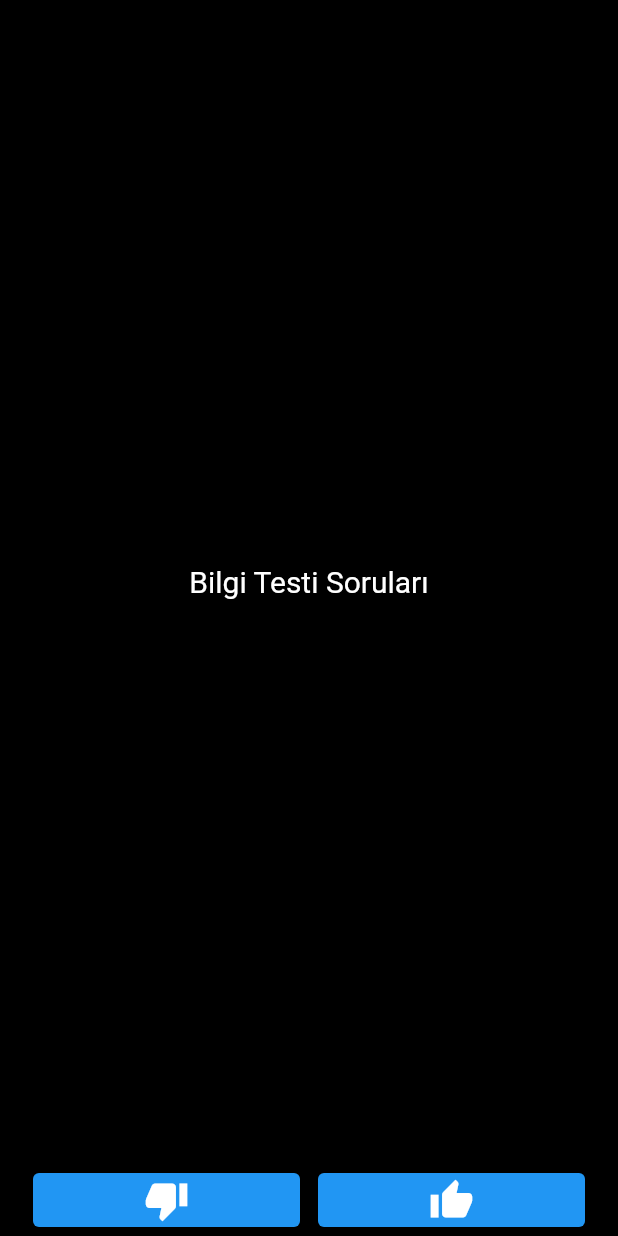
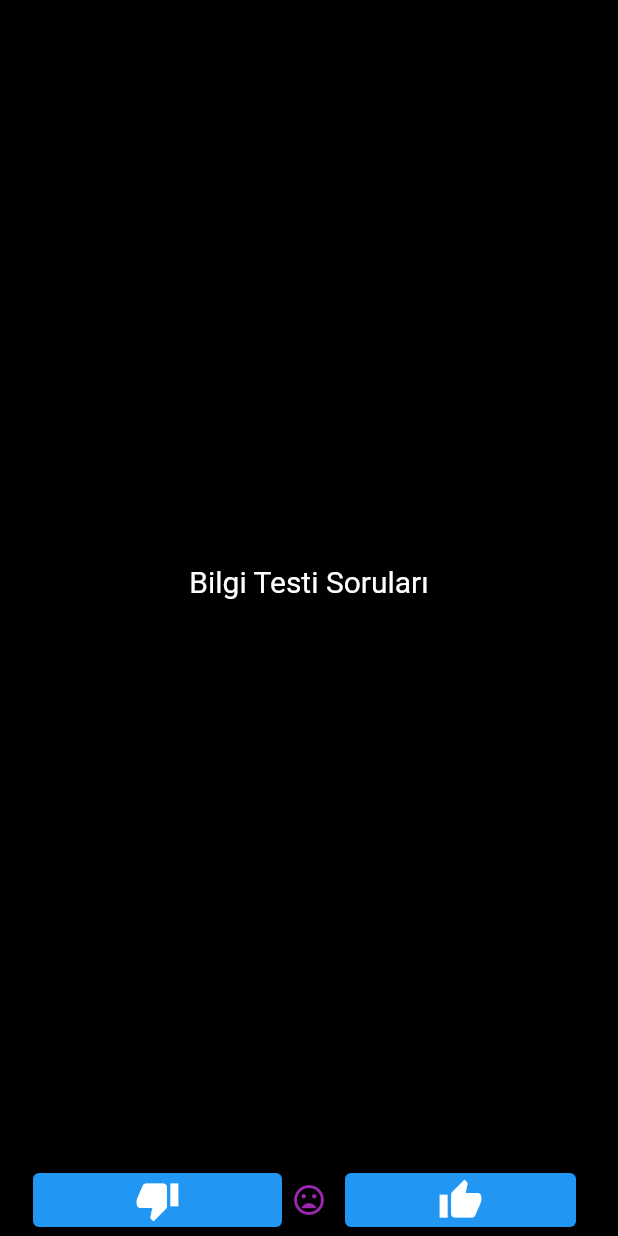
Before and after one commit to gulceefe/bilgikartlari.dart, a Flutter app: the screen it shows after launch, after a tap on the "thumb down" icon, on a phone screen of 412 x 824 dp. Run offline on Flutter 3.47's test engine with Material 2 defaults, Android fonts, the phone set to English and light mode, and no system bars.

Commit message:
doğru yanlış butonları eklendi ancak ROW düzenlemesi başarısız.

```diff
--- /dev/null
+++ b/lib/constants.dart
@@ -0,0 +1,4 @@
+import 'package:flutter/material.dart';
+
+const Icon kDogruIconu= Icon(Icons.mood, color: Colors.yellow);
+const Icon kYanlisIconu = Icon(Icons.mood_bad, color: Colors.purple);
--- a/lib/main.dart
+++ b/lib/main.dart
@@ -1,6 +1,8 @@
 
 import 'package:flutter/material.dart';
 import 'package:flutter/widgets.dart';
+
+import 'constants.dart';
 
 void main () => runApp(BilgiTesti());
 
@@ -28,6 +30,11 @@ class SoruSayfasi extends StatefulWidget {
   }
 
 class _SoruSayfasiState extends State<SoruSayfasi> {
+
+  List <Widget> secimler =
+  [];
+
+
   @override
   Widget build(BuildContext context) {
     // TODO: implement build
@@ -60,7 +67,13 @@ class _SoruSayfasiState extends State<SoruSayfasi> {
             padding: EdgeInsets.symmetric(horizontal: 6.0),
             child: ElevatedButton(
 
-                onPressed: (){},
+                onPressed: (){
+                  setState(() {
+                    secimler.add(kYanlisIconu);
+                  });
+
+
+                },
                 child: Icon(
                   Icons.thumb_down,
                   size: 30.0,
@@ -70,19 +83,31 @@ class _SoruSayfasiState extends State<SoruSayfasi> {
           ),
           ),
             Row(
-
-
-
+              children: secimler,
             ),
             Expanded(
+              flex:1,
               child: Padding(
                 padding: EdgeInsets.symmetric(horizontal: 6.0),
-                child: ElevatedButton(
-                    onPressed: (){},
-                  child: Icon(Icons.thumb_up,
-                  size: 30.0,
-                    color: Colors.white,
-                  ),
+                child: Row(
+                  children: [
+                    Expanded( child:Padding(padding: EdgeInsets.symmetric(horizontal: 6),
+
+                      child: ElevatedButton(
+
+                        child: Icon(Icons.thumb_up,
+                          size: 30.0,
+                          color: Colors.white,
+                        ),
+                        onPressed: (){
+                          setState(() {
+                            secimler.add(kDogruIconu);
+                          });
+                        },
+                      ),
+                    ),
+                    ),
+                  ],
                 ),
             ),
             ),
```
